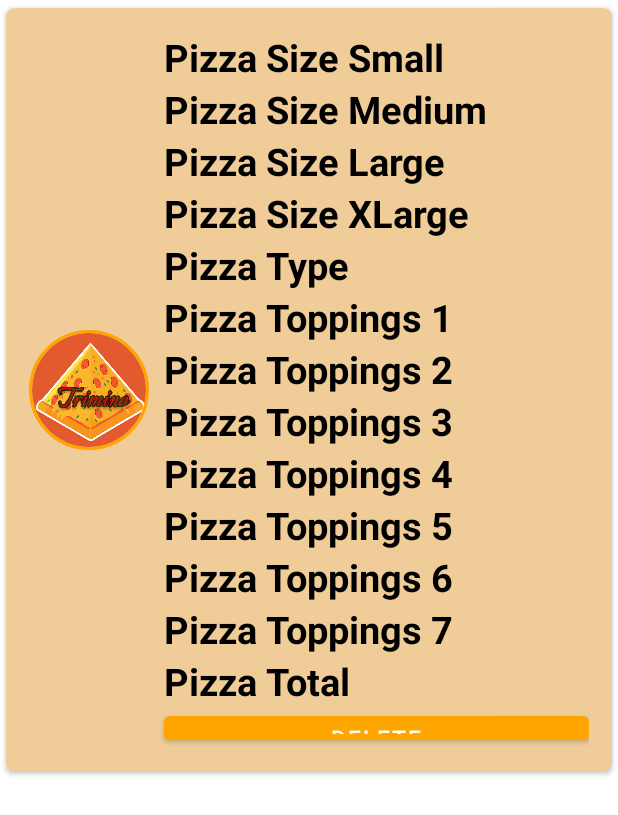
After one commit to BenchaminDimitriu/Pizza-android-App, an Android app: the layout row_child_cart.xml on its own in the app's theme, with its tools: preview values and no code run, on a phone screen of 412 x 824 dp. The commit adds this screen. Shown: the top 815 px of the screen. Run offline under Robolectric (Android 15) with nearby library versions, the phone set to English and light mode, and no system bars.

Commit message:
view works
Missing:
-delete
-total with coupons

```diff
--- a/Final_Project_Trimino/app/src/main/java/com/example/final_project_trimino/cheese.java
+++ b/Final_Project_Trimino/app/src/main/java/com/example/final_project_trimino/cheese.java
@@ -3,6 +3,7 @@ package com.example.final_project_trimino;
 import androidx.annotation.NonNull;
 import androidx.appcompat.app.AppCompatActivity;
 
+import android.content.Intent;
 import android.os.Bundle;
 import android.view.View;
 import android.widget.Button;
@@ -177,6 +178,9 @@ public class cheese extends AppCompatActivity {
 
                 pizza.setPizzaBType((cheese.getText().toString().trim()));
                 reference.child(String.valueOf(i+1)).setValue(pizza);
+
+                Intent i = new Intent(cheese.this, CartActivity.class);
+                startActivity(i);
             }
         });
     }
--- a/Final_Project_Trimino/app/src/main/java/com/example/final_project_trimino/hawaiian.java
+++ b/Final_Project_Trimino/app/src/main/java/com/example/final_project_trimino/hawaiian.java
@@ -3,6 +3,7 @@ package com.example.final_project_trimino;
 import androidx.annotation.NonNull;
 import androidx.appcompat.app.AppCompatActivity;
 
+import android.content.Intent;
 import android.os.Bundle;
 import android.view.View;
 import android.widget.Button;
@@ -176,6 +177,9 @@ public class hawaiian extends AppCompatActivity {
 
                 pizza.setPizzaBType((hawaiian.getText().toString().trim()));
                 reference.child(String.valueOf(i+1)).setValue(pizza);
+
+                Intent i = new Intent(hawaiian.this, CartActivity.class);
+                startActivity(i);
             }
         });
     }
--- a/Final_Project_Trimino/app/src/main/java/com/example/final_project_trimino/mexican.java
+++ b/Final_Project_Trimino/app/src/main/java/com/example/final_project_trimino/mexican.java
@@ -3,6 +3,7 @@ package com.example.final_project_trimino;
 import androidx.annotation.NonNull;
 import androidx.appcompat.app.AppCompatActivity;
 
+import android.content.Intent;
 import android.os.Bundle;
 import android.view.View;
 import android.widget.Button;
@@ -176,6 +177,9 @@ public class mexican extends AppCompatActivity {
 
                 pizza.setPizzaBType((mexican.getText().toString().trim()));
                 reference.child(String.valueOf(i+1)).setValue(pizza);
+
+                Intent i = new Intent(mexican.this, CartActivity.class);
+                startActivity(i);
             }
         });
     }
--- a/Final_Project_Trimino/app/src/main/java/com/example/final_project_trimino/pepperoni.java
+++ b/Final_Project_Trimino/app/src/main/java/com/example/final_project_trimino/pepperoni.java
@@ -3,6 +3,7 @@ package com.example.final_project_trimino;
 import androidx.annotation.NonNull;
 import androidx.appcompat.app.AppCompatActivity;
 
+import android.content.Intent;
 import android.os.Bundle;
 import android.view.View;
 import android.widget.Button;
@@ -176,6 +177,9 @@ public class pepperoni extends AppCompatActivity {
 
                 pizza.setPizzaBType((pepperoni.getText().toString().trim()));
                 reference.child(String.valueOf(i+1)).setValue(pizza);
+
+                Intent i = new Intent(pepperoni.this, CartActivity.class);
+                startActivity(i);
             }
         });
     }
--- a/Final_Project_Trimino/app/src/main/res/layout/activity_cart.xml
+++ b/Final_Project_Trimino/app/src/main/res/layout/activity_cart.xml
@@ -70,7 +70,7 @@
         app:layout_constraintVertical_bias="0.623" />
 
     <androidx.recyclerview.widget.RecyclerView
-        android:id="@+id/recyclerView2"
+        android:id="@+id/rvCart"
         android:layout_width="410dp"
         android:layout_height="391dp"
         android:layout_marginStart="1dp"
@@ -100,9 +100,10 @@
         android:id="@+id/imageView7"
         android:layout_width="118dp"
         android:layout_height="100dp"
+        android:layout_marginBottom="32dp"
         app:layout_constraintBottom_toBottomOf="parent"
         app:layout_constraintEnd_toEndOf="parent"
-        app:layout_constraintHorizontal_bias="0.208"
+        app:layout_constraintHorizontal_bias="0.201"
         app:layout_constraintStart_toStartOf="parent"
         app:layout_constraintTop_toTopOf="@+id/recyclerView2"
         app:layout_constraintVertical_bias="0.934"
--- /dev/null
+++ b/Final_Project_Trimino/app/src/main/res/layout/row_child_cart.xml
@@ -0,0 +1,193 @@
+<?xml version="1.0" encoding="utf-8"?>
+<androidx.cardview.widget.CardView
+    xmlns:android="http://schemas.android.com/apk/res/android"
+    xmlns:app="http://schemas.android.com/apk/res-auto"
+    android:layout_width="match_parent"
+    android:layout_height="wrap_content"
+    app:cardCornerRadius="6dp"
+    android:elevation="6dp"
+    app:cardUseCompatPadding="true">
+
+    <RelativeLayout
+        android:layout_width="wrap_content"
+        android:layout_height="509dp"
+        android:background="#EFCC98"
+        android:padding="15dp">
+
+        <de.hdodenhof.circleimageview.CircleImageView
+            android:id="@+id/img"
+            android:layout_width="80dp"
+            android:layout_height="80dp"
+            android:layout_centerVertical="true"
+            android:src="@drawable/logo"
+            app:civ_border_color="@color/yellow"
+            app:civ_border_width="2dp" />
+
+        <TextView
+            android:id="@+id/pizzaSizeTxt1"
+            android:layout_width="match_parent"
+            android:layout_height="wrap_content"
+            android:layout_marginLeft="10dp"
+            android:layout_toRightOf="@id/img"
+            android:text="Pizza Size Small"
+            android:textColor="@color/black"
+            android:textSize="25sp"
+            android:textStyle="bold" />
+
+        <TextView
+            android:id="@+id/pizzaSizeTxt2"
+            android:layout_width="match_parent"
+            android:layout_height="wrap_content"
+            android:layout_below="@id/pizzaSizeTxt1"
+            android:layout_marginLeft="10dp"
+            android:layout_toRightOf="@id/img"
+            android:text="Pizza Size Medium"
+            android:textColor="@color/black"
+            android:textSize="25sp"
+            android:textStyle="bold" />
+
+        <TextView
+            android:id="@+id/pizzaSizeTxt3"
+            android:layout_width="match_parent"
+            android:layout_height="wrap_content"
+            android:layout_below="@id/pizzaSizeTxt2"
+            android:layout_marginLeft="10dp"
+            android:layout_toRightOf="@id/img"
+            android:text="Pizza Size Large"
+            android:textColor="@color/black"
+            android:textSize="25sp"
+            android:textStyle="bold" />
+
+        <TextView
+            android:id="@+id/pizzaSizeTxt4"
+            android:layout_width="match_parent"
+            android:layout_height="wrap_content"
+            android:layout_below="@id/pizzaSizeTxt3"
+            android:layout_marginLeft="10dp"
+            android:layout_toRightOf="@id/img"
+            android:text="Pizza Size XLarge"
+            android:textColor="@color/black"
+            android:textSize="25sp"
+            android:textStyle="bold" />
+
+
+        <TextView
+            android:id="@+id/pizzaTypeTxt"
+            android:layout_width="match_parent"
+            android:layout_height="wrap_content"
+            android:layout_below="@id/pizzaSizeTxt4"
+            android:layout_marginLeft="10dp"
+            android:layout_toRightOf="@id/img"
+            android:text="Pizza Type"
+            android:textColor="@color/black"
+            android:textSize="25sp"
+            android:textStyle="bold" />
+
+        <TextView
+            android:id="@+id/pizzaTopTxt1"
+            android:layout_width="match_parent"
+            android:layout_height="wrap_content"
+            android:layout_below="@id/pizzaTypeTxt"
+            android:layout_marginLeft="10dp"
+            android:layout_toRightOf="@id/img"
+            android:text="Pizza Toppings 1"
+            android:textColor="@color/black"
+            android:textSize="25sp"
+            android:textStyle="bold" />
+
+        <TextView
+            android:id="@+id/pizzaTopTxt2"
+            android:layout_width="match_parent"
+            android:layout_height="wrap_content"
+            android:layout_below="@id/pizzaTopTxt1"
+            android:layout_marginLeft="10dp"
+            android:layout_toRightOf="@id/img"
+            android:text="Pizza Toppings 2"
+            android:textColor="@color/black"
+            android:textSize="25sp"
+            android:textStyle="bold" />
+
+        <TextView
+            android:id="@+id/pizzaTopTxt3"
+            android:layout_width="match_parent"
+            android:layout_height="wrap_content"
+            android:layout_below="@id/pizzaTopTxt2"
+            android:layout_marginLeft="10dp"
+            android:layout_toRightOf="@id/img"
+            android:text="Pizza Toppings 3"
+            android:textColor="@color/black"
+            android:textSize="25sp"
+            android:textStyle="bold" />
+
+        <TextView
+            android:id="@+id/pizzaTopTxt4"
+            android:layout_width="match_parent"
+            android:layout_height="wrap_content"
+            android:layout_below="@id/pizzaTopTxt3"
+            android:layout_marginLeft="10dp"
+            android:layout_toRightOf="@id/img"
+            android:text="Pizza Toppings 4"
+            android:textColor="@color/black"
+            android:textSize="25sp"
+            android:textStyle="bold" />
+
+        <TextView
+            android:id="@+id/pizzaTopTxt5"
+            android:layout_width="match_parent"
+            android:layout_height="wrap_content"
+            android:layout_below="@id/pizzaTopTxt4"
+            android:layout_marginLeft="10dp"
+            android:layout_toRightOf="@id/img"
+            android:text="Pizza Toppings 5"
+            android:textColor="@color/black"
+            android:textSize="25sp"
+            android:textStyle="bold" />
+
+        <TextView
+            android:id="@+id/pizzaTopTxt6"
+            android:layout_width="match_parent"
+            android:layout_height="wrap_content"
+            android:layout_below="@id/pizzaTopTxt5"
+            android:layout_marginLeft="10dp"
+            android:layout_toRightOf="@id/img"
+            android:text="Pizza Toppings 6"
+            android:textColor="@color/black"
+            android:textSize="25sp"
+            android:textStyle="bold" />
+
+        <TextView
+            android:id="@+id/pizzaTopTxt7"
+            android:layout_width="match_parent"
+            android:layout_height="wrap_content"
+            android:layout_below="@id/pizzaTopTxt6"
+            android:layout_marginLeft="10dp"
+            android:layout_toRightOf="@id/img"
+            android:text="Pizza Toppings 7"
+            android:textColor="@color/black"
+            android:textSize="25sp"
+            android:textStyle="bold" />
+
+        <TextView
+            android:id="@+id/pizzaTotalTxt"
+            android:layout_width="match_parent"
+            android:layout_height="wrap_content"
+            android:layout_below="@id/pizzaTopTxt7"
+            android:layout_marginLeft="10dp"
+            android:layout_toRightOf="@id/img"
+            android:text="Pizza Total"
+            android:textColor="@color/black"
+            android:textSize="25sp"
+            android:textStyle="bold" />
+
+        <Button
+            android:layout_width="289dp"
+            android:layout_height="46dp"
+            android:layout_below="@id/pizzaTotalTxt"
+            android:layout_marginLeft="10dp"
+            android:layout_toRightOf="@id/img"
+            android:text="Delete"
+            android:textSize="15sp" />
+
+    </RelativeLayout>
+
+</androidx.cardview.widget.CardView>
```
Also changed, not shown: Final_Project_Trimino/app/build.gradle (+9 -0 lines), Final_Project_Trimino/app/src/main/java/com/example/final_project_trimino/CartActivity.java (+32 -0 lines), Final_Project_Trimino/app/src/main/java/com/example/final_project_trimino/RecyclerViewAdapterCart.java (added, +82 -0 lines).
